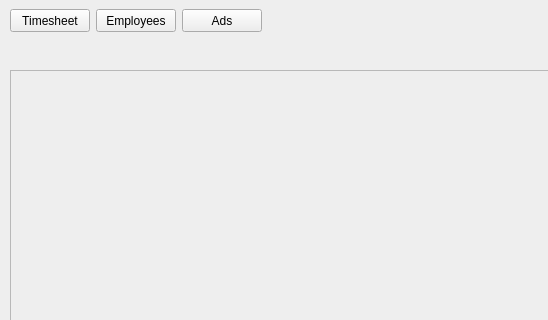
The window that MotorcycleDealership.ui (jordynmarlow/SoftwareEngineering) describes before a commit, drawn with Qt 5; both pictures show x 0 to 548 and y 0 to 320 of the 1081 by 698 pixel window.
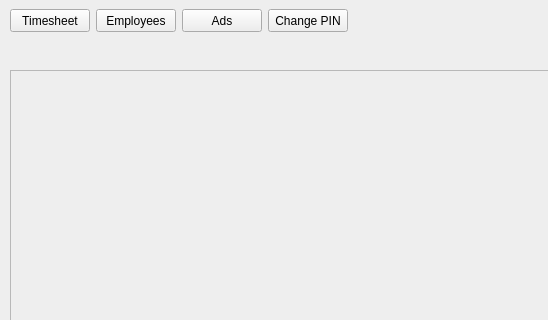
The same window after the commit. Icons and pictures are not drawn.

Commit message:
Added manager pin functionality
user is prompted for manager pin before accessing Employees and Ads dialogs; manager can also change pin

The edit to the form file:
```diff
--- a/MotorcycleDealership.ui
+++ b/MotorcycleDealership.ui
@@ -131,6 +131,25 @@
        </property>
       </widget>
      </item>
+     <item>
+      <widget class="QPushButton" name="change_pin_bt">
+       <property name="sizePolicy">
+        <sizepolicy hsizetype="Fixed" vsizetype="Fixed">
+         <horstretch>0</horstretch>
+         <verstretch>0</verstretch>
+        </sizepolicy>
+       </property>
+       <property name="minimumSize">
+        <size>
+         <width>80</width>
+         <height>23</height>
+        </size>
+       </property>
+       <property name="text">
+        <string>Change PIN</string>
+       </property>
+      </widget>
+     </item>
      <item>
       <spacer name="horizontalSpacer">
        <property name="orientation">
```
The commit also changes 2 other files.
